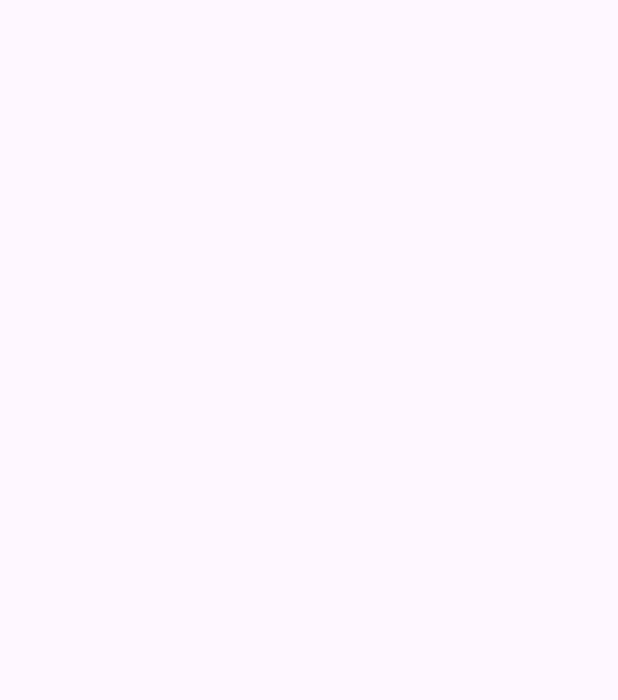
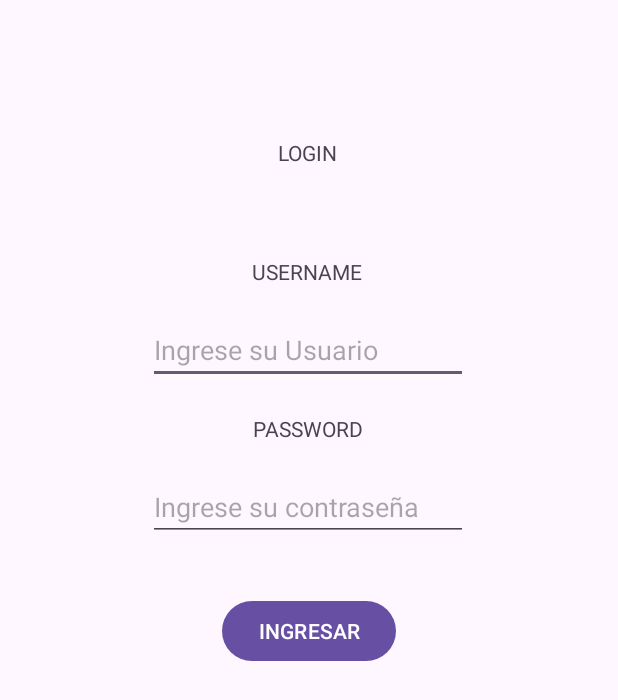
Before and after one commit to beidou2023/RecetasCocina, an Android app: the Login screen opened directly, with no data from a screen before it, on a phone screen of 412 x 824 dp. Before the commit the part shown is empty. Shown: the top 700 px of the screen. Run offline under Robolectric (Android 15) with nearby library versions, the phone set to English and light mode, and no system bars.

Commit message:
Vista Basica Login

```diff
--- a/app/src/main/res/layout/activity_login.xml
+++ b/app/src/main/res/layout/activity_login.xml
@@ -7,4 +7,72 @@
     android:layout_height="match_parent"
     tools:context=".Login">
 
+    <TextView
+        android:id="@+id/textView"
+        android:layout_width="wrap_content"
+        android:layout_height="wrap_content"
+        android:layout_marginTop="92dp"
+        android:text="LOGIN"
+        app:layout_constraintEnd_toEndOf="parent"
+        app:layout_constraintHorizontal_bias="0.498"
+        app:layout_constraintStart_toStartOf="parent"
+        app:layout_constraintTop_toTopOf="parent" />
+
+    <EditText
+        android:id="@+id/editTextText"
+        android:layout_width="wrap_content"
+        android:layout_height="wrap_content"
+        android:layout_marginTop="20dp"
+        android:ems="10"
+        android:hint="Ingrese su Usuario"
+        android:inputType="text"
+        app:layout_constraintEnd_toEndOf="parent"
+        app:layout_constraintHorizontal_bias="0.497"
+        app:layout_constraintStart_toStartOf="parent"
+        app:layout_constraintTop_toBottomOf="@+id/textView2" />
+
+    <TextView
+        android:id="@+id/textView2"
+        android:layout_width="wrap_content"
+        android:layout_height="wrap_content"
+        android:layout_marginTop="60dp"
+        android:text="USERNAME"
+        app:layout_constraintEnd_toEndOf="parent"
+        app:layout_constraintHorizontal_bias="0.498"
+        app:layout_constraintStart_toStartOf="parent"
+        app:layout_constraintTop_toBottomOf="@+id/textView" />
+
+    <TextView
+        android:id="@+id/textView3"
+        android:layout_width="wrap_content"
+        android:layout_height="wrap_content"
+        android:layout_marginTop="20dp"
+        android:text="PASSWORD"
+        app:layout_constraintEnd_toEndOf="parent"
+        app:layout_constraintHorizontal_bias="0.498"
+        app:layout_constraintStart_toStartOf="parent"
+        app:layout_constraintTop_toBottomOf="@+id/editTextText" />
+
+    <EditText
+        android:id="@+id/editTextText2"
+        android:layout_width="wrap_content"
+        android:layout_height="wrap_content"
+        android:layout_marginTop="20dp"
+        android:ems="10"
+        android:hint="Ingrese su contraseña"
+        android:inputType="text"
+        app:layout_constraintEnd_toEndOf="parent"
+        app:layout_constraintHorizontal_bias="0.497"
+        app:layout_constraintStart_toStartOf="parent"
+        app:layout_constraintTop_toBottomOf="@+id/textView3" />
+
+    <Button
+        android:id="@+id/button"
+        android:layout_width="wrap_content"
+        android:layout_height="wrap_content"
+        android:layout_marginTop="36dp"
+        android:text="INGRESAR"
+        app:layout_constraintEnd_toEndOf="parent"
+        app:layout_constraintStart_toStartOf="parent"
+        app:layout_constraintTop_toBottomOf="@+id/editTextText2" />
 </androidx.constraintlayout.widget.ConstraintLayout>
```
